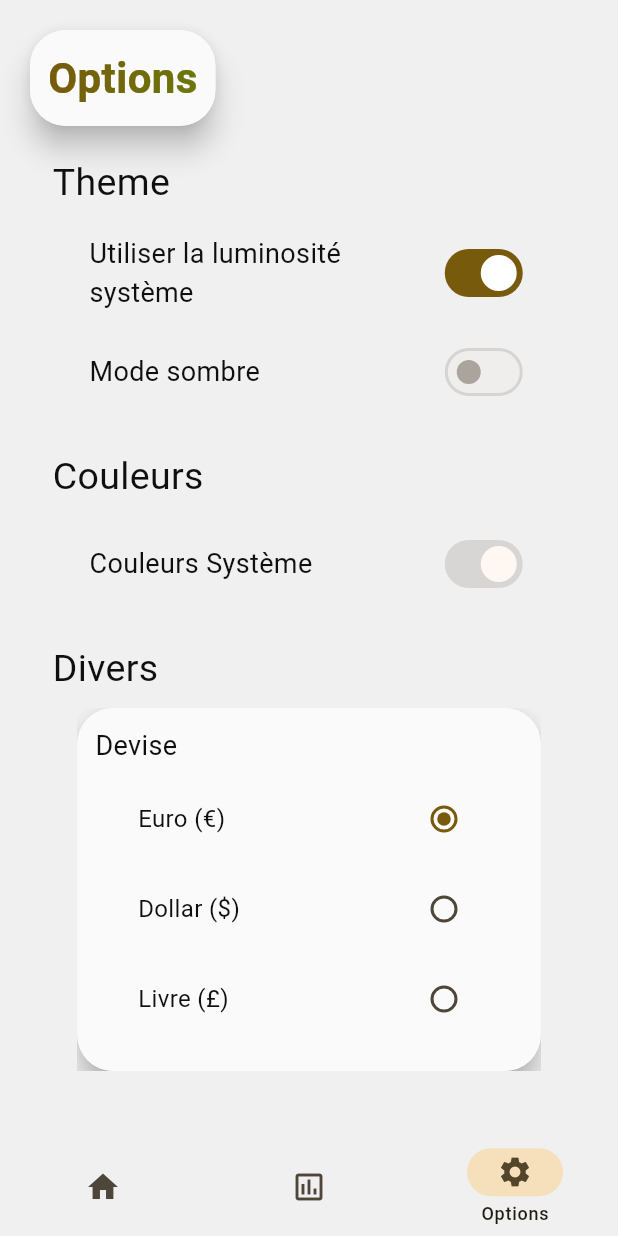
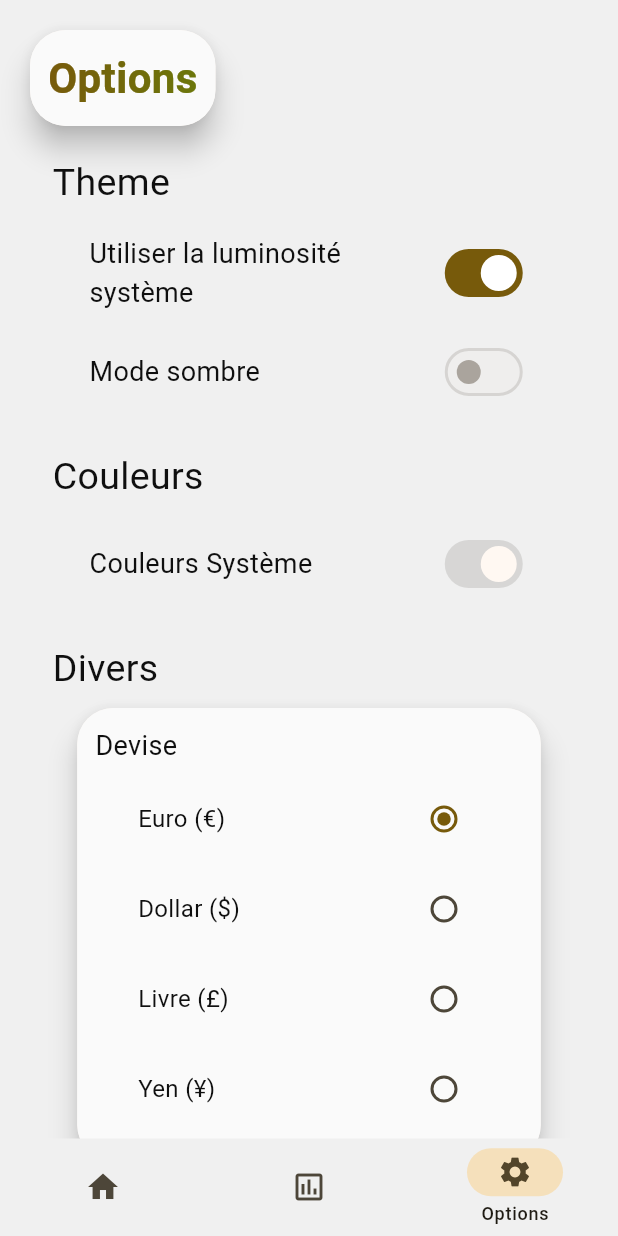
Before and after one commit to SylaneCpn/pense, a Flutter app: the screen it shows after launch, item 3 of the bottom bar chosen, on a phone screen of 412 x 824 dp. Run offline on Flutter 3.47's test engine with Material 3 defaults, Android fonts, the phone set to English and light mode, and no system bars; drawn by our look-alikes of dynamic_color; our stand-ins replace fl_chart, shared_preferences.

```diff
--- a/lib/logic/currency.dart
+++ b/lib/logic/currency.dart
@@ -1,13 +1,16 @@
 enum Currency {
   euro,
   dollar,
-  pound;
+  pound,
+  yen
+  ;
 
   String symbol() {
     return switch (this) {
       Currency.euro => '€',
       Currency.dollar => '\$',
       Currency.pound => '£',
+      Currency.yen => '¥'
     };
   }
 
@@ -16,6 +19,7 @@ enum Currency {
       Currency.euro => "Euro",
       Currency.dollar => "Dollar",
       Currency.pound => "Livre",
+      Currency.yen => "Yen"
     };
   }
 }
--- a/lib/ui/data_page/data_page.dart
+++ b/lib/ui/data_page/data_page.dart
@@ -4,19 +4,20 @@ import 'package:flutter/material.dart';
 import 'package:pense/logic/month.dart';
 import 'package:pense/logic/record.dart';
 import 'package:pense/ui/data_page/retrospect/retrospect.dart';
+import 'package:pense/ui/data_page/summary/summary.dart';
 import 'package:pense/ui/utils/chip_selector.dart';
 
 class DataPage extends StatefulWidget {
   final Month month;
   final int year;
   final UnmodifiableListView<RecordElement>  recordElements;
-  final void Function(Month, int)? setMonthCallBack;
+  final void Function(Month, int)? setDateCallBack;
   const DataPage({
     super.key,
     required this.month,
     required this.year,
     required this.recordElements,
-    this.setMonthCallBack,
+    this.setDateCallBack,
   });
 
   @override
@@ -26,6 +27,7 @@ class DataPage extends StatefulWidget {
 class _DataPageState extends State<DataPage> {
   late List<(String, Widget)> modes = [
     ("Rétrospective", Retrospect(initMonth: widget.month, initYear: widget.year, recordElements: widget.recordElements)),
+    ("Résumé" , Summary(month: widget.month, year: widget.year, setDateCallBack: widget.setDateCallBack))
   ];
   int _selectedIndex = 0;
 
--- a/lib/ui/options_page/selection_radio.dart
+++ b/lib/ui/options_page/selection_radio.dart
@@ -37,40 +37,41 @@ class _SelectionRadioState<T> extends State<SelectionRadio<T>> with TickerProvid
   @override
   Widget build(BuildContext context) {
     final appState = context.watch<AppState>();
-    return SizeTransition(
-      sizeFactor:  position,
-      child: ElevatedContainer(
+    return ElevatedContainer(
       decoration: BoxDecoration(color: appState.lessContrastBackgroundColor()),
       borderRadius: BorderRadius.circular(24.0),
+      child: SizeTransition(
+        sizeFactor: position,
         child: Padding(
           padding: const EdgeInsetsGeometry.all(12.0),
           child: Column(
-            crossAxisAlignment: CrossAxisAlignment.stretch,
+            crossAxisAlignment: CrossAxisAlignment.start,
             children: [
               Text(widget.label, style: _labelStyle(appState, context)),
-              RadioGroup<int>(
+              Align(
+                child: RadioGroup<int>(
                   groupValue: widget.selectedElementIndex,
                   onChanged: (value) => widget.setIndexCallBack(value!),
                   child: Padding(
                     padding: const EdgeInsets.symmetric(vertical: 12.0),
+                    child: LayoutBuilder(
+                      builder: (context ,constraints) {
+                        return SizedBox(
+                          width: constraints.maxWidth * 0.8,
                           child: Column(
                             spacing: 12.0,
                             children: widget.elements.indexed.map((ie) {
-                      return LayoutBuilder(
-                        builder: (context , constraints) {
-                          final pad = constraints.maxWidth * (1 - 0.8) / 2;
-                          return Padding(
-                            padding: EdgeInsets.only(left: pad , right: pad ),
-                            child: Row(
+                              return Row(
                                 children: [
                                   Expanded(child: widget.widgetFromElement(ie.$2)),
                                   Radio(value: ie.$1),
                                 ],
+                              );
+                            }).toList(),
                           ),
                         );
                       }
-                      );
-                    }).toList(),
+                    ),
                   ),
                 ),
               ),
--- a/lib/ui/page_switcher.dart
+++ b/lib/ui/page_switcher.dart
@@ -105,7 +105,7 @@ class _PageSwitcherState extends State<PageSwitcher> with TickerProviderStateMix
         DataPage(
           month: month,
           year: year,
-          setMonthCallBack: setDate,
+          setDateCallBack: setDate,
           recordElements: record.elements,
         ),
         const OptionsPage(),
--- a/lib/ui/utils/accordion.dart
+++ b/lib/ui/utils/accordion.dart
@@ -66,14 +66,14 @@ class _AccordionState extends State<Accordion> with TickerProviderStateMixin {
             padding: EdgeInsets.all(8.0),
             child: Transform.rotate(
               angle: pi * _animationValue,
-              child: Icon(Icons.keyboard_arrow_down),
+              child: const Icon(Icons.keyboard_arrow_down),
             ),
           ),
           Expanded(
-            child: Padding(padding: EdgeInsets.all(8.0), child: widget.header),
+            child: Padding(padding: const EdgeInsets.all(8.0), child: widget.header),
           ),
           if (widget.tail != null)
-            Padding(padding: EdgeInsets.only(left: 10.0), child: widget.tail!),
+            Padding(padding: const EdgeInsets.only(left: 10.0), child: widget.tail!),
         ],
       ),
     );
--- a/pubspec.yaml
+++ b/pubspec.yaml
@@ -40,6 +40,8 @@ dependencies:
   fl_chart: ^1.1.0
   collection: ^1.19.1
   shared_preferences: ^2.5.4
+  rename_app: ^1.6.5
+  flutter_launcher_icons: ^0.14.4
 
 dev_dependencies:
   flutter_test:
```
Also changed, not shown: flutter_launcher_icons.yaml (added, +34 -0 lines), lib/ui/data_page/summary/summary.dart (added, +45 -0 lines), assets/icon/icon.png (added), pubspec.lock, 46 other files. Lines whose indentation alone changed are shown as unchanged.
